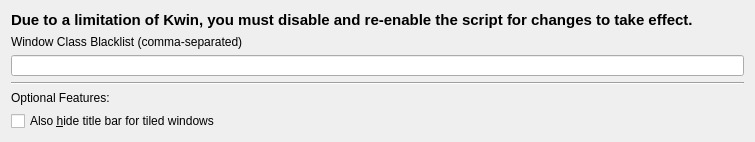
Above: contents/ui/config.ui from fin444/truely-maximized before the change. Below: the same form after it.
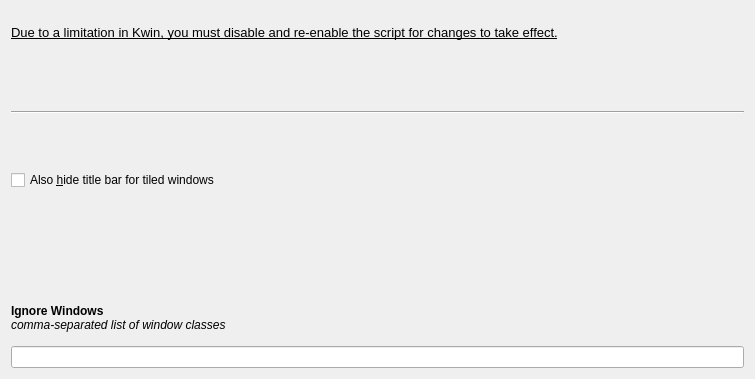
That is the form after the change. Custom widgets are drawn as their Qt base class.

Commit message: revamp layout of settings menu

```diff
--- a/contents/ui/config.ui
+++ b/contents/ui/config.ui
@@ -7,7 +7,7 @@
     <x>0</x>
     <y>0</y>
     <width>755</width>
-    <height>142</height>
+    <height>379</height>
    </rect>
   </property>
   <property name="minimumSize">
@@ -29,19 +29,12 @@
       </font>
      </property>
      <property name="text">
-      <string>Due to a limitation of Kwin, you must disable and re-enable the script for changes to take effect.</string>
+      <string>&lt;html&gt;&lt;head/&gt;&lt;body&gt;&lt;p&gt;&lt;span style=&quot; font-size:10pt; font-weight:400; text-decoration: underline;&quot;&gt;Due to a limitation in Kwin, you must disable and re-enable the script for changes to take effect.&lt;/span&gt;&lt;/p&gt;&lt;/body&gt;&lt;/html&gt;</string>
      </property>
     </widget>
    </item>
    <item>
-    <widget class="QLabel" name="label_windowBlacklist">
-     <property name="text">
-      <string>Window Class Blacklist (comma-separated)</string>
-     </property>
-    </widget>
-   </item>
-   <item>
-    <widget class="QLineEdit" name="kcfg_windowBlacklist"/>
+    <widget class="KSeparator" name="kseparator_6"/>
    </item>
    <item>
     <widget class="Line" name="line">
@@ -51,11 +44,7 @@
     </widget>
    </item>
    <item>
-    <widget class="QLabel" name="label_optional">
-     <property name="text">
-      <string>Optional Features:</string>
-     </property>
-    </widget>
+    <widget class="KSeparator" name="kseparator_5"/>
    </item>
    <item>
     <widget class="QCheckBox" name="kcfg_shouldHideTiled">
@@ -64,8 +53,31 @@
      </property>
     </widget>
    </item>
+   <item>
+    <widget class="KSeparator" name="kseparator_2"/>
+   </item>
+   <item>
+    <widget class="KSeparator" name="kseparator_4"/>
+   </item>
+   <item>
+    <widget class="QLabel" name="label_windowBlacklist">
+     <property name="text">
+      <string>&lt;html&gt;&lt;head/&gt;&lt;body&gt;&lt;p&gt;&lt;span style=&quot; font-weight:700;&quot;&gt;Ignore Windows&lt;/span&gt;&lt;br/&gt;&lt;span style=&quot; font-style:italic;&quot;&gt;comma-separated list of window classes&lt;/span&gt;&lt;/p&gt;&lt;/body&gt;&lt;/html&gt;</string>
+     </property>
+    </widget>
+   </item>
+   <item>
+    <widget class="QLineEdit" name="kcfg_windowBlacklist"/>
+   </item>
   </layout>
  </widget>
+ <customwidgets>
+  <customwidget>
+   <class>KSeparator</class>
+   <extends>QFrame</extends>
+   <header>kseparator.h</header>
+  </customwidget>
+ </customwidgets>
  <resources/>
  <connections/>
 </ui>
```
